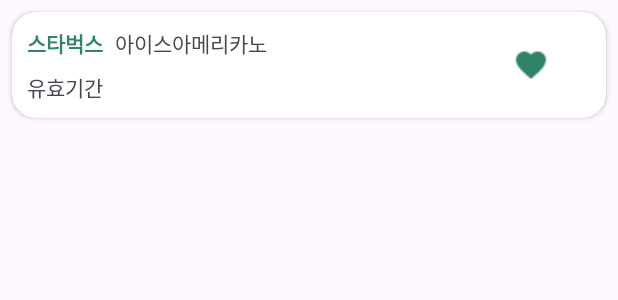
After one commit to leeseoyoung0822/CalmCafeApp-Android, an Android app: the layout item_point_coupon_list.xml on its own in the app's theme, with its tools: preview values and no code run, on a phone screen of 412 x 824 dp. The commit adds this screen. Shown: the top 300 px of the screen. Run offline under Robolectric (Android 15) with nearby library versions, the phone set to English and light mode, and no system bars.

Commit message:
point_api

```diff
--- a/app/src/main/java/com/example/calmcafeapp/ui/CouponCafeAdapter.kt
+++ b/app/src/main/java/com/example/calmcafeapp/ui/CouponCafeAdapter.kt
@@ -3,10 +3,7 @@ package com.example.calmcafeapp.ui
 import android.view.LayoutInflater
 import android.view.ViewGroup
 import androidx.recyclerview.widget.RecyclerView
-import com.bumptech.glide.Glide
 import com.example.calmcafeapp.data.CafeCouponData
-import com.example.calmcafeapp.data.CafeMenuData
-import com.example.calmcafeapp.data.RecommendCafe
 import com.example.calmcafeapp.databinding.ItemCouponBinding
 
 
@@ -23,7 +20,7 @@ class CouponCafeAdapter(private var list: ArrayList<CafeCouponData>):RecyclerVie
 
     inner class MenuCouponHolder(val binding: ItemCouponBinding) :
         RecyclerView.ViewHolder(binding.root) {
-//        val sale = binding.couponDiscountRate
+        //        val sale = binding.couponDiscountRate
         val type = binding.couponType
         val date = binding.couponTime
 
--- a/app/src/main/java/com/example/calmcafeapp/ui/SettingFragment.kt
+++ b/app/src/main/java/com/example/calmcafeapp/ui/SettingFragment.kt
@@ -30,7 +30,7 @@ class SettingFragment : BaseFragment<FragmentSettingBinding>(R.layout.fragment_s
 
         // 즐겨찾기 섹션 클릭 시 FavoriteFragment로 이동
         binding.favoriteMenu.setOnClickListener {
-            val favoriteFragment = Setting_FavoriteFragment()
+            val favoriteFragment = FavoriteFragment()
             parentFragmentManager.beginTransaction()
                 .replace(R.id.container_main, favoriteFragment)
                 .addToBackStack(null)
--- a/app/src/main/java/com/example/calmcafeapp/ui/SurveyFragment.kt
+++ b/app/src/main/java/com/example/calmcafeapp/ui/SurveyFragment.kt
@@ -25,7 +25,7 @@ import retrofit2.Response
 
 
 class SurveyFragment : BaseFragment<FragmentSurveyBinding>(R.layout.fragment_survey) {
-    private val surveyService = ApiManager.surveyService
+    private val surveyService = ApiManager.settingService
     private val settingViewModel: SettingViewModel by activityViewModels()
 
 
--- a/app/src/main/java/com/example/calmcafeapp/ui/TapHomeFragment.kt
+++ b/app/src/main/java/com/example/calmcafeapp/ui/TapHomeFragment.kt
@@ -1,20 +1,15 @@
 package com.example.calmcafeapp.ui
 
 import android.app.Dialog
-import android.os.Bundle
-import android.util.Log
 import android.widget.ImageView
 import android.widget.TextView
-import androidx.fragment.app.activityViewModels
 import androidx.fragment.app.activityViewModels
 import androidx.recyclerview.widget.LinearLayoutManager
 import androidx.recyclerview.widget.RecyclerView
 import com.bumptech.glide.Glide
 import com.example.calmcafeapp.R
-import com.example.calmcafeapp.R.id.img_coupon
 import com.example.calmcafeapp.base.BaseFragment
 import com.example.calmcafeapp.data.CafeCouponData
-import com.example.calmcafeapp.data.CafeMenuData
 import com.example.calmcafeapp.data.MenuDetailResDto
 import com.example.calmcafeapp.databinding.FragmentTaphomeBinding
 import com.example.calmcafeapp.viewmodel.HomeViewModel
--- a/app/src/main/res/layout/fragment_setting.xml
+++ b/app/src/main/res/layout/fragment_setting.xml
@@ -176,7 +176,7 @@
                     android:id="@+id/survey_extra_text"
                     android:layout_width="wrap_content"
                     android:layout_height="34dp"
-                    android:text="설문조사하면 커피쿠폰 증정!"
+                    android:text="설문조사하면 4700p 지급!"
                     android:padding="6dp"
                     android:textSize="14sp"
                     android:layout_marginStart="8dp"
--- /dev/null
+++ b/app/src/main/res/layout/item_point_coupon_list.xml
@@ -0,0 +1,60 @@
+<?xml version="1.0" encoding="utf-8"?>
+<androidx.cardview.widget.CardView
+    xmlns:android="http://schemas.android.com/apk/res/android"
+    xmlns:app="http://schemas.android.com/apk/res-auto"
+    android:layout_width="match_parent"
+    android:layout_height="wrap_content"
+    android:layout_margin="8dp"
+    android:backgroundTint="@android:color/white"
+    app:cardCornerRadius="16dp">
+
+    <androidx.constraintlayout.widget.ConstraintLayout
+        android:layout_width="match_parent"
+        android:layout_height="wrap_content"
+        android:padding="10dp"
+        >
+
+        <TextView
+            android:id="@+id/cafe_name"
+            android:layout_width="wrap_content"
+            android:layout_height="wrap_content"
+            app:layout_constraintTop_toTopOf="parent"
+            app:layout_constraintStart_toStartOf="parent"
+            android:text="스타벅스"
+            android:textStyle="bold"
+            android:textColor="@color/green" />
+
+        <TextView
+            android:id="@+id/cafe_menu"
+            android:layout_width="wrap_content"
+            android:layout_height="wrap_content"
+            app:layout_constraintStart_toEndOf="@id/cafe_name"
+            app:layout_constraintTop_toTopOf="parent"
+            android:text="아이스아메리카노"
+            android:layout_marginStart="8dp"
+            />
+
+        <TextView
+            android:id="@+id/expiration"
+            android:layout_width="wrap_content"
+            android:layout_height="wrap_content"
+            app:layout_constraintTop_toBottomOf="@id/cafe_name"
+            app:layout_constraintStart_toStartOf="@id/cafe_name"
+            android:text="유효기간"
+            android:layout_marginTop="8dp"/>
+
+
+        <ImageView
+            android:id="@+id/favorite_icon"
+            android:layout_width="40dp"
+            android:layout_height="40dp"
+            android:layout_marginEnd="20dp"
+            android:contentDescription="좋아요 아이콘"
+            android:padding="8dp"
+            android:src="@drawable/heart_filled"
+            app:layout_constraintBottom_toBottomOf="parent"
+            app:layout_constraintEnd_toEndOf="parent"
+            app:layout_constraintTop_toTopOf="parent" />
+
+    </androidx.constraintlayout.widget.ConstraintLayout>
+</androidx.cardview.widget.CardView>
```
Also changed, not shown: app/src/main/java/com/example/calmcafeapp/api/SettingService.kt (added, +30 -0 lines), app/src/main/java/com/example/calmcafeapp/api/SurveyService.kt (deleted, +0 -16 lines), app/src/main/java/com/example/calmcafeapp/apiManager/ApiManager.kt (+2 -9 lines), app/src/main/java/com/example/calmcafeapp/data/FavoriteResponse.kt (+12 -1 lines), app/src/main/java/com/example/calmcafeapp/data/PointCouponResponse.kt (added, +20 -0 lines), app/src/main/java/com/example/calmcafeapp/ui/FavoriteFragment.kt (added, +54 -0 lines), app/src/main/java/com/example/calmcafeapp/ui/SettingPointCouponAdapter.kt (added, +37 -0 lines), app/src/main/java/com/example/calmcafeapp/ui/Setting_CouponFragment.kt (+10 -14 lines), app/src/main/java/com/example/calmcafeapp/ui/Setting_FavoriteFragment.kt (deleted, +0 -44 lines), app/src/main/java/com/example/calmcafeapp/ui/Setting_favoriteCafeAdapter.kt (+21 -14 lines), app/src/main/java/com/example/calmcafeapp/viewmodel/SettingViewModel.kt (+80 -3 lines), app/src/main/res/layout/activity_survey.xml (deleted, +0 -52 lines), 2 other files.
